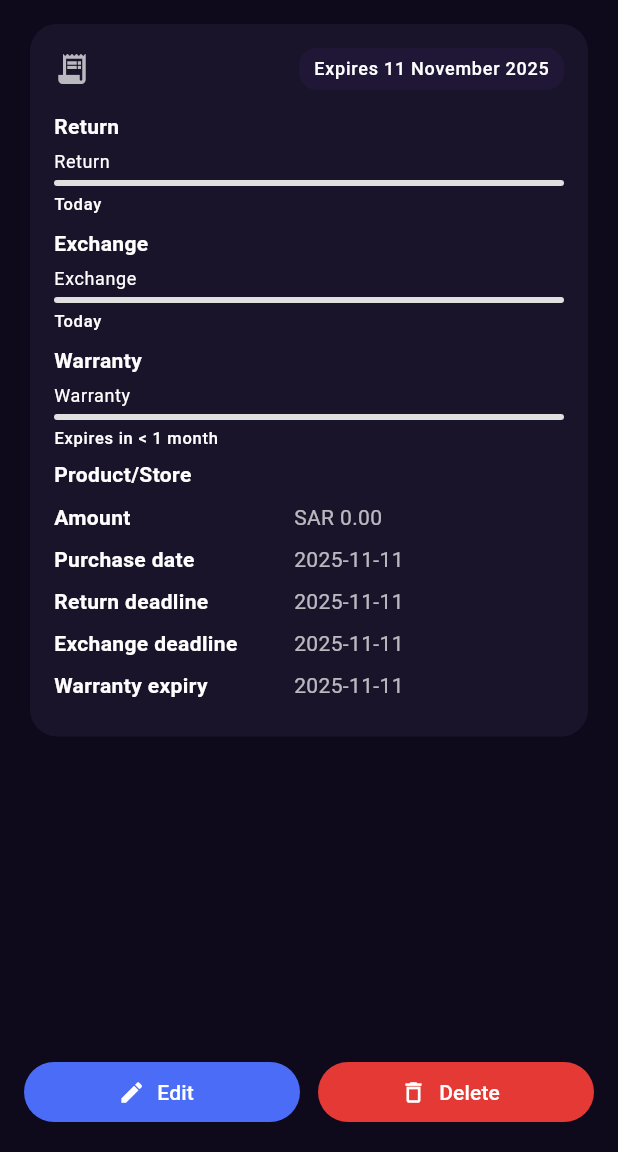
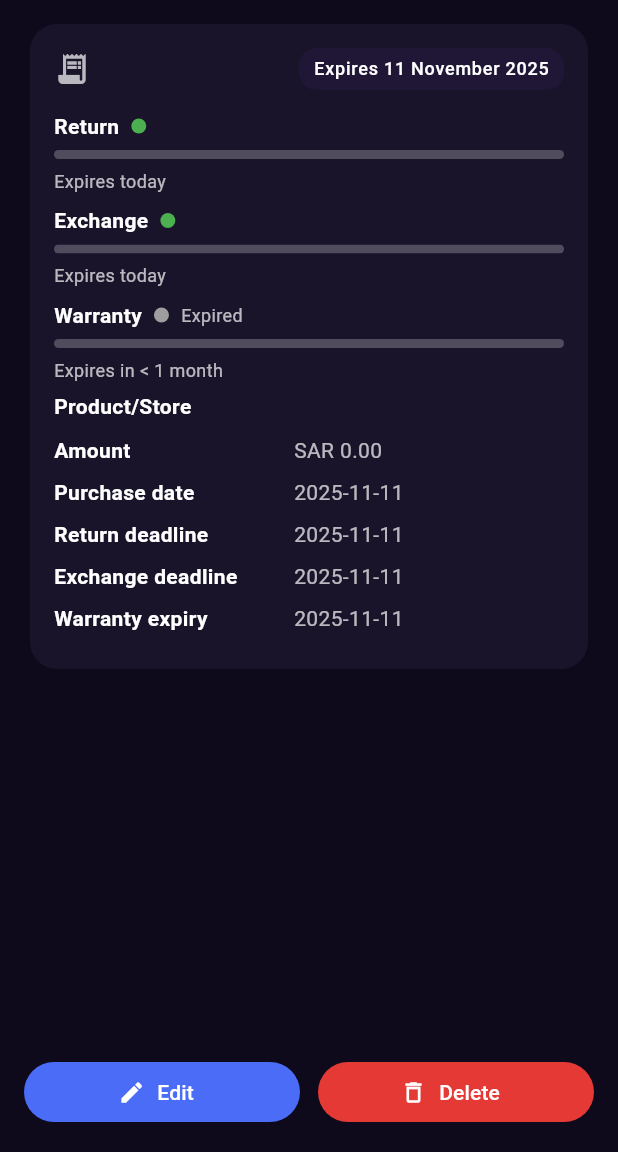
Before and after one commit to Unreemable/billwise_app, a Flutter app: the BillDetailPage screen opened directly with empty values, on a phone screen of 412 x 824 dp, the part 84-1236 px from its top. Run offline on Flutter 3.47's test engine with Material 3 defaults, Android fonts, the phone set to English and light mode, and no system bars; our stand-ins replace cloud_firestore, firebase_auth, firebase_core, firebase_messaging, flutter_dotenv, flutter_local_notifications and 3 more; missing offline and left inert: google_mlkit_text_recognition; accounts and stored records are empty.

Commit message:
progress

```diff
--- a/lib/src/bills/ui/bill_detail_page.dart
+++ b/lib/src/bills/ui/bill_detail_page.dart
@@ -499,18 +499,14 @@ Widget _section({
   required DateTime end,
   required bool months,
 }) {
-  return Column(
-    crossAxisAlignment: CrossAxisAlignment.stretch,
-    children: [
-      Text(title, style: const TextStyle(fontWeight: FontWeight.w600, color: Colors.white)),
-      const SizedBox(height: 6),
-      ExpiryProgress(
-        title: title,
-        startDate: start,
-        endDate: end,
-        showInMonths: months,
-        dense: true,
-      ),
-    ],
+  // نعتمد على ExpiryProgress ليسحب اللون/المرحلة ويعرضهم بنفس المنطق الموحّد
+  return ExpiryProgress(
+    title: title,
+    startDate: start,
+    endDate: end,
+    showInMonths: months,
+    dense: true,
+    showTitle: true,
+    showStatus: true,
   );
 }
--- a/lib/src/common/widgets/expiry_progress.dart
+++ b/lib/src/common/widgets/expiry_progress.dart
@@ -1,22 +1,23 @@
 import 'package:flutter/material.dart';
 import 'dart:math' as math;
 
+/// شريط تقدّم موحّد + منطق ألوان موحّد
 class ExpiryProgress extends StatelessWidget {
   final DateTime startDate;
   final DateTime endDate;
   final String title;
   final bool dense;
 
-  /// إذا true يظهر الباقي بالأشهر، وإلا بالأيام.
+  /// إذا true يظهر الباقي بالأشهر (يفيد للضمان).
   final bool showInMonths;
 
-  /// لون مخصص لشريط التقدم. إن لم يُمرَّر سيُحسب تلقائياً.
+  /// لون مخصص. إن لم يُمرَّر سنستخدم المنطق الموحَّد حسب نوع السياسة.
   final Color? barColor;
 
-  /// إظهار نص العنوان فوق الشريط.
+  /// إظهار العنوان فوق الشريط.
   final bool showTitle;
 
-  /// إظهار سطر الحالة (Expires in …) تحت الشريط.
+  /// إظهار سطر الحالة تحت الشريط.
   final bool showStatus;
 
   const ExpiryProgress({
@@ -27,95 +28,214 @@ class ExpiryProgress extends StatelessWidget {
     this.dense = false,
     this.showInMonths = false,
     this.barColor,
-    this.showTitle = true,   // NEW
-    this.showStatus = true,  // NEW
+    this.showTitle = true,
+    this.showStatus = true,
   });
 
-  DateTime _dateOnly(DateTime d) => DateTime(d.year, d.month, d.day);
+  // ================= Helpers عامة =================
+  DateTime _d(DateTime x) => DateTime(x.year, x.month, x.day);
 
-  /// فرق الأشهر التقريبي متجاهلاً اليوم.
   int _monthsBetween(DateTime a, DateTime b) {
     final aa = DateTime(a.year, a.month);
     final bb = DateTime(b.year, b.month);
     return (bb.year - aa.year) * 12 + (bb.month - aa.month);
   }
 
+  // ================= منطق الألوان/الليبل الموحّد =================
+
+  Color? _threeDayReturnColor(DateTime s, DateTime e) {
+    if (e.difference(s).inDays != 3) return null;
+    final today = _d(DateTime.now());
+    final diff = today.difference(s).inDays;
+    if (diff < 0) return Colors.blueGrey; // لم يبدأ
+    if (diff == 0) return Colors.green;   // اليوم 1
+    if (diff == 1) return Colors.orange;  // اليوم 2
+    if (diff == 2) return Colors.red;     // اليوم 3 (الأخير)
+    return Colors.grey;                   // منتهي
+  }
+
+  String? _threeDayReturnLabel(DateTime s, DateTime e) {
+    if (e.difference(s).inDays != 3) return null;
+    final today = _d(DateTime.now());
+    final diff = today.difference(s).inDays;
+    if (diff < 0) return 'Starts soon';
+    if (diff == 0) return 'Day 1 of 3';
+    if (diff == 1) return 'Day 2 of 3';
+    if (diff == 2) return 'Final day (3 of 3)';
+    return 'Expired';
+  }
+
+  Color? _sevenDayExchangeColor(DateTime s, DateTime e) {
+    if (e.difference(s).inDays != 7) return null;
+    final today = _d(DateTime.now());
+    final diff = today.difference(s).inDays + 1; // عدّ شمولي
+    if (diff <= 0) return Colors.blueGrey; // لم يبدأ
+    if (diff >= 1 && diff <= 3) return Colors.green;
+    if (diff >= 4 && diff <= 6) return Colors.orange;
+    if (diff == 7) return Colors.red;      // اليوم الأخير
+    return Colors.grey;                    // منتهي
+  }
+
+  String? _sevenDayExchangeLabel(DateTime s, DateTime e) {
+    if (e.difference(s).inDays != 7) return null;
+    final today = _d(DateTime.now());
+    final diff = today.difference(s).inDays + 1;
+    if (diff <= 0) return 'Starts soon';
+    if (diff >= 1 && diff <= 3) return 'Days 1–3 of 7';
+    if (diff >= 4 && diff <= 6) return 'Days 4–6 of 7';
+    if (diff == 7) return 'Final day (7 of 7)';
+    return 'Expired';
+  }
+
+  Color? _warrantyColor(DateTime s, DateTime e) {
+    final today = _d(DateTime.now());
+    if (today.isBefore(s)) return Colors.blueGrey; // Starts soon
+    if (!today.isBefore(e)) return Colors.grey;    // Expired
+
+    final totalMonths = _monthsBetween(s, e);
+    final elapsedMonths = _monthsBetween(s, today);
+
+    // ضمان سنتين تقريبًا
+    if (totalMonths >= 23 && totalMonths <= 25) {
+      if (elapsedMonths < 12) return Colors.green;   // سنة 1
+      if (elapsedMonths < 18) return Colors.orange;  // أول 6 أشهر من السنة 2
+      return Colors.red;                              // آخر 6 أشهر
+    }
+
+    // مدد مختلفة: تقسيم إلى أثلاث بالأيام
+    final totalDays = e.difference(s).inDays;
+    final elapsedDays = today.difference(s).inDays;
+    if (totalDays <= 0) return Colors.grey;
+    final t1 = (totalDays / 3).ceil();
+    final t2 = (2 * totalDays / 3).ceil();
+    if (elapsedDays < t1) return Colors.green;
+    if (elapsedDays < t2) return Colors.orange;
+    return Colors.red;
+  }
+
+  String? _warrantyLabel(DateTime s, DateTime e) {
+    final today = _d(DateTime.now());
+    if (today.isBefore(s)) return 'Starts soon';
+    if (!today.isBefore(e)) return 'Expired';
+
+    final totalMonths = _monthsBetween(s, e);
+    final elapsedMonths = _monthsBetween(s, today);
+    if (totalMonths >= 23 && totalMonths <= 25) {
+      if (elapsedMonths < 12) return 'Year 1 of 2';
+      if (elapsedMonths < 18) return 'Year 2 (first 6 months)';
+      return 'Year 2 (final 6 months)';
+    }
+
+    final totalDays = e.difference(s).inDays;
+    final elapsedDays = today.difference(s).inDays;
+    if (totalDays <= 0) return 'Expired';
+    final t1 = (totalDays / 3).ceil();
+    final t2 = (2 * totalDays / 3).ceil();
+    if (elapsedDays < t1) return 'First third';
+    if (elapsedDays < t2) return 'Second third';
+    return 'Final third';
+  }
+
+  // يختار اللون والليبل تلقائيًا حسب العنوان
+  ({Color? color, String? stage}) _autoStyle(String title, DateTime s, DateTime e) {
+    final kind = title.toLowerCase();
+    if (kind == 'return') {
+      return (color: _threeDayReturnColor(s, e), stage: _threeDayReturnLabel(s, e));
+    } else if (kind == 'exchange') {
+      return (color: _sevenDayExchangeColor(s, e), stage: _sevenDayExchangeLabel(s, e));
+    } else if (kind == 'warranty') {
+      return (color: _warrantyColor(s, e), stage: _warrantyLabel(s, e));
+    }
+    return (color: null, stage: null);
+  }
+
   @override
   Widget build(BuildContext context) {
-    // استخدم تاريخ بدون وقت لتفادي off-by-one بسبب الساعات
-    final start = _dateOnly(startDate);
-    final end   = _dateOnly(endDate);
-    final now   = _dateOnly(DateTime.now());
+    final s = _d(startDate);
+    final e = _d(endDate);
+    final now = _d(DateTime.now());
 
-    // إن كان المدى معكوساً أو صفر، نتعامل معه بأمان
-    final totalDaysRaw = math.max(0, end.difference(start).inDays);
-    final totalDays = totalDaysRaw == 0 ? 1 : totalDaysRaw; // لتفادي القسمة على صفر
-    final passedDays = now.isBefore(start)
-        ? 0
-        : math.min(totalDays, now.difference(start).inDays);
-
+    // حساب النسبة (آمن ضد القيم المعكوسة/الصفرية)
+    final totalDaysRaw = math.max(0, e.difference(s).inDays);
+    final totalDays = totalDaysRaw == 0 ? 1 : totalDaysRaw;
+    final passedDays = now.isBefore(s) ? 0 : math.min(totalDays, now.difference(s).inDays);
     final progress = (passedDays / totalDays).clamp(0.0, 1.0);
 
-    // الباقي (سالب = منتهي)
-    final leftDays = end.difference(now).inDays;
+    // NEW: حدّ أدنى بصري في حالة Active (اليوم داخل النافذة) — حتى Day 1 ما يختفي اللون
+    final bool isActive = !now.isBefore(s) && now.isBefore(e);
+    final double minActive = dense ? 0.06 : 0.04; // 6% للشريط النحيف، 4% للعادي
+    final double visualProgress = isActive ? math.max(progress, minActive) : progress;
 
-    // ====== نص الحالة ======
-    String label;
-    if (showInMonths) {
-      final leftMonths = _monthsBetween(now, end);
-      if (leftDays < 0) {
-        label = 'Expired';
-      } else if (leftMonths <= 0) {
-        // أقل من شهر لكن لسه نشط
-        label = 'Expires in < 1 month';
-      } else if (leftMonths == 1) {
-        label = 'Expires in 1 month';
+    // الباقي
+    final leftDays = e.difference(now).inDays;
+
+    // ستايل تلقائي حسب نوع السياسة
+    final style = _autoStyle(title, s, e);
+
+    // نص الحالة (expires in …)
+    final String statusText = () {
+      if (showInMonths) {
+        if (leftDays < 0) return 'Expired';
+        final m = _monthsBetween(now, e);
+        if (m <= 0) return 'Expires in < 1 month';
+        if (m == 1) return 'Expires in 1 month';
+        return 'Expires in $m months';
       } else {
-        label = 'Expires in $leftMonths months';
+        if (leftDays < 0) return 'Expired';
+        if (leftDays == 0) return 'Expires today';
+        if (leftDays == 1) return 'Expires in 1 day';
+        return 'Expires in $leftDays days';
       }
-    } else {
-      if (leftDays < 0) {
-        label = 'Expired';
-      } else if (leftDays == 0) {
-        label = 'Today';
-      } else if (leftDays == 1) {
-        label = 'Expires in 1 day';
-      } else {
-        label = 'Expires in $leftDays days';
-      }
-    }
+    }();
 
-    // ====== لون الشريط ======
-    final effectiveBarColor = barColor ?? () {
-      if (leftDays < 0) return Colors.red;      // منتهي
-      if (progress >= 0.8) return Colors.red;   // قريب جداً من الانتهاء
-      if (progress >= 0.5) return Colors.orange;// منتصف/تحذير
-      return Colors.green;                      // آمن
-    }();
+    // لون الشريط النهائي
+    final Color effectiveBarColor = barColor ??
+        style.color ??
+        (() {
+          if (leftDays < 0) return Colors.red;
+          if (progress >= 0.8) return Colors.red;
+          if (progress >= 0.5) return Colors.orange;
+          return Colors.green;
+        })();
 
     return Column(
       crossAxisAlignment: CrossAxisAlignment.start,
       mainAxisSize: MainAxisSize.min,
       children: [
-        if (showTitle && title.isNotEmpty) // NEW
-          Text(title, style: Theme.of(context).textTheme.bodySmall),
-        if (showTitle && title.isNotEmpty) const SizedBox(height: 4), // NEW
+        if (showTitle && title.isNotEmpty)
+          Row(
+            children: [
+              Text(title, style: const TextStyle(color: Colors.white, fontWeight: FontWeight.w600)),
+              const SizedBox(width: 8),
+              Container(width: 10, height: 10,
+                  decoration: BoxDecoration(color: effectiveBarColor, shape: BoxShape.circle)),
+              if (style.stage != null) ...[
+                const SizedBox(width: 8),
+                Text(style.stage!, style: const TextStyle(color: Colors.white70, fontSize: 12)),
+              ],
+            ],
+          ),
+        if (showTitle && title.isNotEmpty) const SizedBox(height: 6),
 
-        // شريط التقدم
+        // شريط التقدّم (خلفية موحّدة مثل الهوم: أبيض شفاف)
         ClipRRect(
-          borderRadius: BorderRadius.circular(6),
-          child: LinearProgressIndicator(
-            value: progress,
-            minHeight: dense ? 4 : 8,
-            // لو barColor ممرّر نستخدمه، وإلا اللون المتولد أعلاه
-            valueColor: AlwaysStoppedAnimation<Color>(effectiveBarColor),
-            backgroundColor: Colors.grey.shade300,
+          borderRadius: BorderRadius.circular(999),
+          child: Container(
+            height: dense ? 6 : 8,
+            color: Colors.white24,
+            child: Align(
+              alignment: Alignment.centerLeft,
+              child: FractionallySizedBox(
+                widthFactor: visualProgress, // ← بدلاً من progress
+                child: Container(color: effectiveBarColor),
+              ),
+            ),
           ),
         ),
 
-        if (showStatus) const SizedBox(height: 4), // NEW
-        if (showStatus)                              // NEW
-          Text(label, style: Theme.of(context).textTheme.labelSmall),
+        if (showStatus) const SizedBox(height: 6),
+        if (showStatus)
+          Text(statusText, style: const TextStyle(color: Colors.white70, fontSize: 12)),
       ],
     );
   }
```
